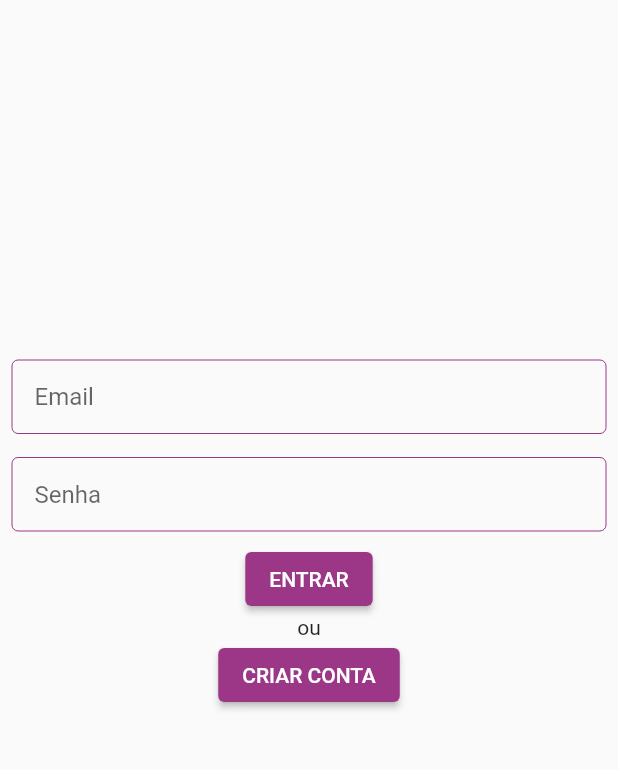
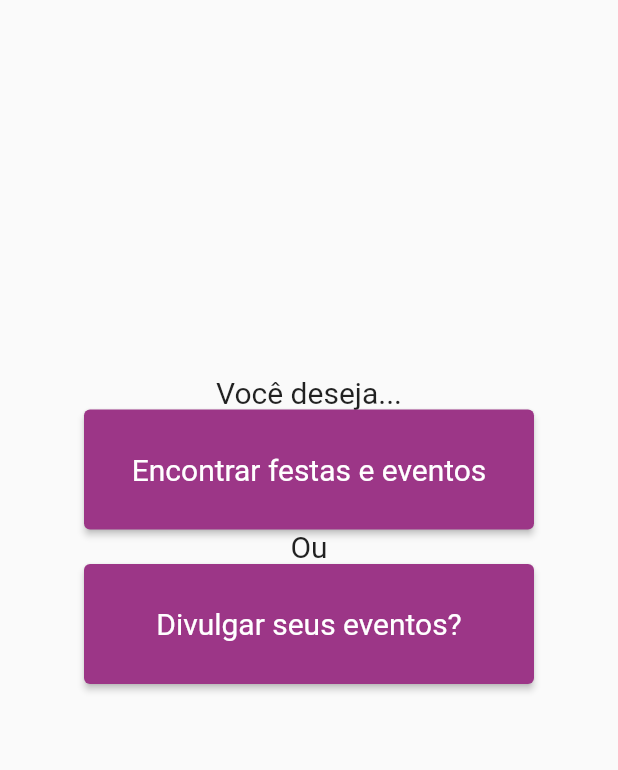
Before and after one commit to vale-night/app, a Flutter app: the screen it shows after launch, after a tap on "CRIAR CONTA", on a phone screen of 412 x 824 dp, the part 96-866 px from its top. Run offline on Flutter 3.47's test engine with Material 2 defaults, Android fonts, the phone set to English and light mode, and no system bars; our stand-ins replace flutter_secure_storage, localstorage; network calls fail.

Commit message:
Criação de tela intermediária para cadastro

```diff
--- /dev/null
+++ b/lib/core/auth/choose-role/choose_role.dart
@@ -0,0 +1,59 @@
+import 'package:flutter/cupertino.dart';
+import 'package:flutter/material.dart';
+import 'package:untitled/widgets/custom_app_bar.dart';
+
+class ChooseRolePage extends StatefulWidget {
+  const ChooseRolePage({Key? key}) : super(key: key);
+
+  @override
+  _ChooseRolePageState createState() => _ChooseRolePageState();
+}
+
+class _ChooseRolePageState extends State<ChooseRolePage> {
+  final ButtonStyle buttonStyle = ElevatedButton.styleFrom(
+      textStyle: const TextStyle(fontSize: 20), fixedSize: Size(300, 80));
+  final TextStyle textStyle = TextStyle(fontSize: 20);
+  @override
+  Widget build(BuildContext context) {
+    return Scaffold(
+        appBar: CustomAppBar(),
+        body: Center(
+          child: Column(
+            mainAxisAlignment: MainAxisAlignment.center,
+            children: [
+              Text(
+                'Você deseja...',
+                style: textStyle,
+              ),
+              ElevatedButton(
+                  style: buttonStyle,
+                  onPressed: () {
+                    navigateToClient();
+                  },
+                  child: Text('Encontrar festas e eventos')),
+              Text(
+                'Ou',
+                style: textStyle,
+              ),
+              ElevatedButton(
+                  style: buttonStyle,
+                  onPressed: () {
+                    navigateToOrganizer();
+                  },
+                  child: Text(
+                    'Divulgar seus eventos?',
+                    style: textStyle,
+                  ))
+            ],
+          ),
+        ));
+  }
+
+  navigateToClient() {
+    Navigator.pushReplacementNamed(context, '/client/register');
+  }
+
+  navigateToOrganizer() {
+    Navigator.pushReplacementNamed(context, '/organizer/register');
+  }
+}
--- a/lib/core/auth/login/login.dart
+++ b/lib/core/auth/login/login.dart
@@ -2,6 +2,7 @@ import 'dart:developer';
 
 import 'package:flutter/cupertino.dart';
 import 'package:flutter/material.dart';
+import 'package:untitled/core/auth/choose-role/choose_role.dart';
 import 'package:untitled/core/auth/register/register.dart';
 import 'package:untitled/utils/services/valenight_api_service.dart';
 import 'package:untitled/widgets/form/CustomTextFormField.dart';
@@ -50,17 +51,20 @@ class _LoginState extends State<Login> {
               },
               child: Text('ENTRAR')),
           Text('ou'),
-          ElevatedButton(onPressed: () {}, child: Text('CRIAR CONTA'))
+          ElevatedButton(
+              onPressed: () {
+                this.navigateToChooseRole();
+              },
+              child: Text('CRIAR CONTA'))
         ],
       ),
     );
   }
 
-//TODO - Estrutura navegação na aplicação
-  navigateToRegister() {
+  navigateToChooseRole() {
     Navigator.push(
       context,
-      MaterialPageRoute(builder: (context) => Register()),
+      MaterialPageRoute(builder: (context) => ChooseRolePage()),
     );
   }
 
--- a/lib/core/auth/register/register.dart
+++ b/lib/core/auth/register/register.dart
@@ -1,6 +1,7 @@
 import 'package:flutter/cupertino.dart';
 import 'package:flutter/material.dart';
 import 'package:untitled/constants/app_constants.dart';
+import 'package:untitled/widgets/custom_app_bar.dart';
 import 'package:untitled/widgets/form/CustomTextFormField.dart';
 
 class Register extends StatefulWidget {
@@ -19,7 +20,9 @@ class _RegisterState extends State<Register> {
 
   @override
   Widget build(BuildContext context) {
-    return Form(
+    return Scaffold(
+      appBar: CustomAppBar(),
+      body: Form(
         key: _formKey,
         child: Column(
           children: [
@@ -94,6 +97,7 @@ class _RegisterState extends State<Register> {
             )
           ],
         ),
+      ),
     );
   }
 }
--- a/lib/main.dart
+++ b/lib/main.dart
@@ -1,5 +1,6 @@
 import 'package:flutter/material.dart';
 import 'package:untitled/constants/app_constants.dart';
+import 'package:untitled/core/auth/choose-role/choose_role.dart';
 import 'package:untitled/core/auth/login/login.dart';
 import 'package:untitled/core/auth/register/register.dart';
 import 'package:untitled/utils/helpers/create_material_color.dart';
@@ -20,6 +21,10 @@ class MyApp extends StatelessWidget {
             CreateMaterialColor().createMaterialColor(APP_PRIMARY_COLOR_HEX),
       ),
       home: MyHomePage(title: 'ValeNight'),
+      routes: {
+        '/choose_role': (context) => ChooseRolePage(),
+        '/client/register': (context) => Register()
+      },
     );
   }
 }
--- a/lib/utils/services/valenight_api_service.dart
+++ b/lib/utils/services/valenight_api_service.dart
@@ -1,5 +1,4 @@
 import 'dart:convert';
-import 'package:localstorage/localstorage.dart';
 import 'package:untitled/constants/api_path.dart';
 
 import 'package:http/http.dart' as http;
--- a/lib/widgets/custom_app_bar.dart
+++ b/lib/widgets/custom_app_bar.dart
@@ -3,7 +3,7 @@ import 'package:flutter/material.dart';
 
 class CustomAppBar extends StatelessWidget implements PreferredSizeWidget {
   final double height;
-  CustomAppBar({Key? key, required this.height}) : super(key: key);
+  CustomAppBar({Key? key, this.height = 10}) : super(key: key);
 
   @override
   Widget build(BuildContext context) {
```
Lines whose indentation alone changed are shown as unchanged.
